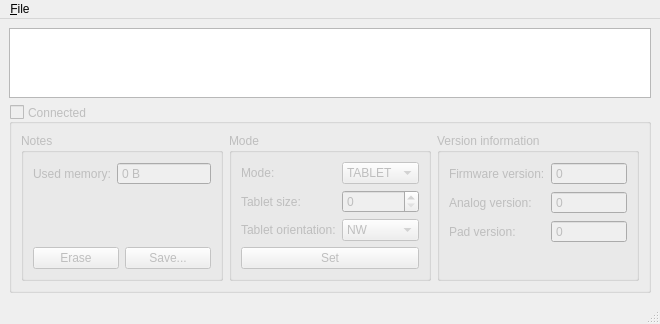
Above: qt/ui/mainwindow.ui from tuomasjjrasanen/m210 before the change. Below: the same form after it.
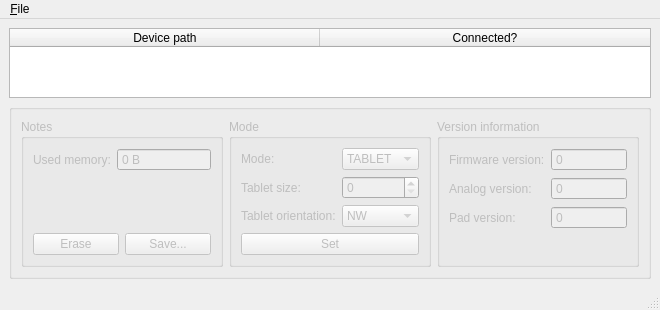
That is the form after the change.

Commit message: Devices listed in devpath, connected table in qt-ui and fixed some bugs.

Diff of the .ui file:
```diff
--- a/qt/ui/mainwindow.ui
+++ b/qt/ui/mainwindow.ui
@@ -18,7 +18,39 @@
     <item>
      <layout class="QVBoxLayout" name="verticalLayout_4">
       <item>
-       <widget class="QListWidget" name="listWidget"/>
+       <widget class="QTableWidget" name="tableWidget">
+        <property name="selectionMode">
+         <enum>QAbstractItemView::SingleSelection</enum>
+        </property>
+        <property name="selectionBehavior">
+         <enum>QAbstractItemView::SelectRows</enum>
+        </property>
+        <attribute name="horizontalHeaderCascadingSectionResizes">
+         <bool>true</bool>
+        </attribute>
+        <attribute name="horizontalHeaderDefaultSectionSize">
+         <number>310</number>
+        </attribute>
+        <attribute name="horizontalHeaderMinimumSectionSize">
+         <number>24</number>
+        </attribute>
+        <attribute name="horizontalHeaderStretchLastSection">
+         <bool>true</bool>
+        </attribute>
+        <attribute name="verticalHeaderVisible">
+         <bool>false</bool>
+        </attribute>
+        <column>
+         <property name="text">
+          <string>Device path</string>
+         </property>
+        </column>
+        <column>
+         <property name="text">
+          <string>Connected?</string>
+         </property>
+        </column>
+       </widget>
       </item>
       <item>
        <widget class="QGroupBox" name="groupBox">
@@ -26,13 +58,13 @@
          <bool>false</bool>
         </property>
         <property name="title">
-         <string>Connected</string>
+         <string/>
         </property>
         <property name="alignment">
          <set>Qt::AlignLeading|Qt::AlignLeft|Qt::AlignVCenter</set>
         </property>
         <property name="checkable">
-         <bool>true</bool>
+         <bool>false</bool>
         </property>
         <property name="checked">
          <bool>false</bool>
```
Left out of the diff: 1 changed line with no effect on the pictures. The commit also changes 7 other files.
